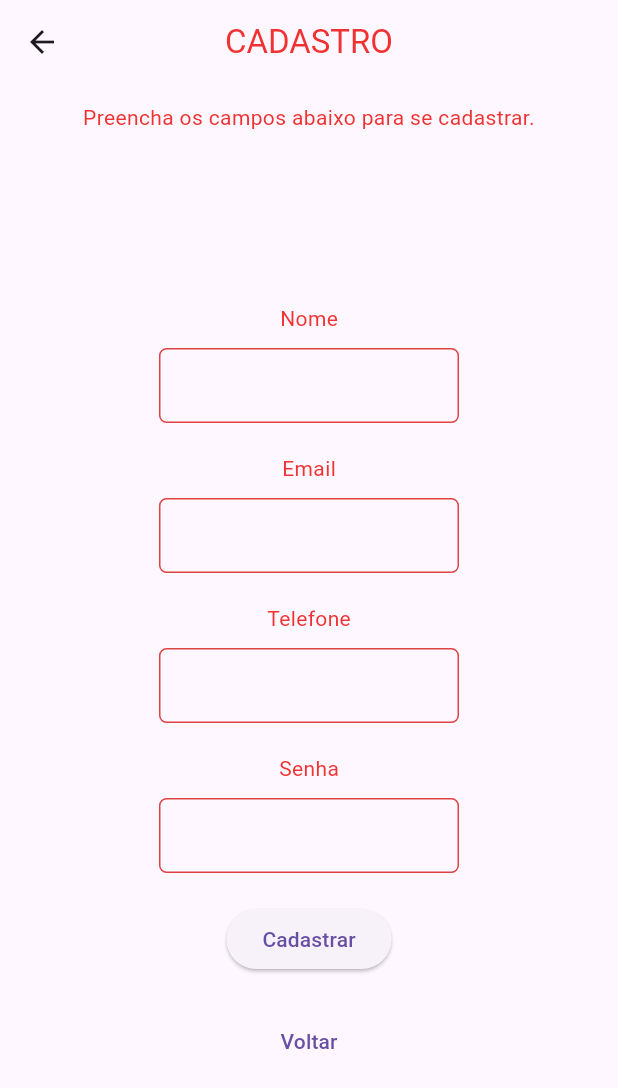
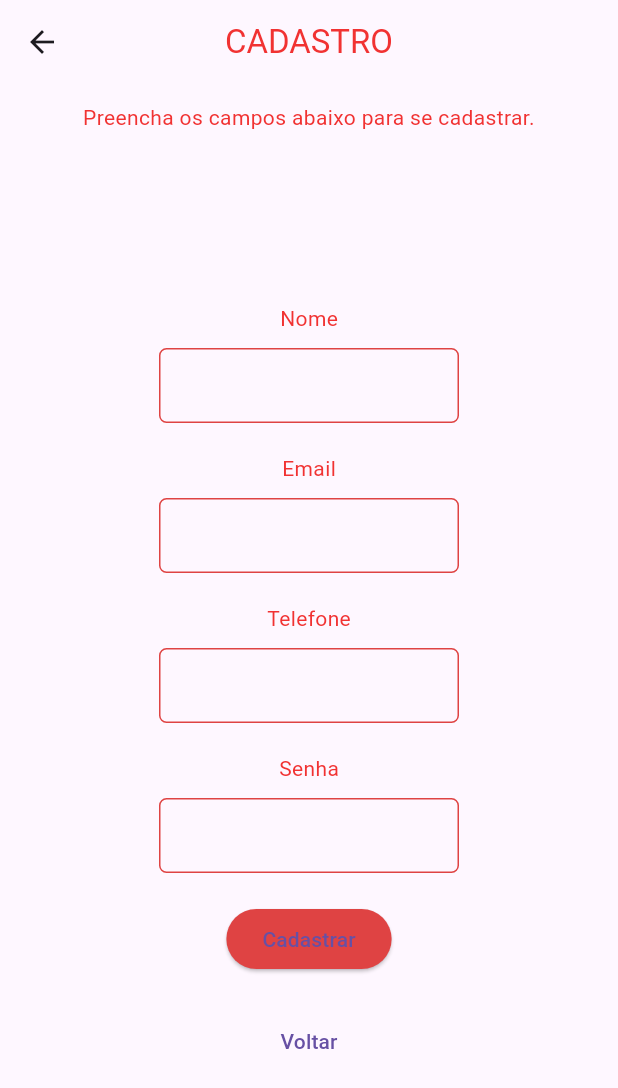
Before and after one commit to febzr/proj-dsi, a Flutter app: the CadastroPage screen opened by its route, on a phone screen of 412 x 824 dp. Shown: the top 1088 px of the screen. Run offline on Flutter 3.47's test engine with Material 3 defaults, Android fonts, the phone set to English and light mode, and no system bars.

Commit message:
Update main.dart

```diff
--- a/cardiocare/lib/main.dart
+++ b/cardiocare/lib/main.dart
@@ -1,5 +1,3 @@
-// ignore_for_file: prefer_const_constructors
-
 import 'package:flutter/material.dart';
 import 'home.dart';
 
@@ -268,6 +266,10 @@
                 onPressed: () {
                   // Implementar a lógica de cadastro aqui
                 },
+                style: ButtonStyle(
+                  backgroundColor:
+                      MaterialStateProperty.all<Color>(const Color(0xFFDF4343)),
+                ),
                 child: const Text('Cadastrar'),
               ),
               const SizedBox(height: 20.0),
```
